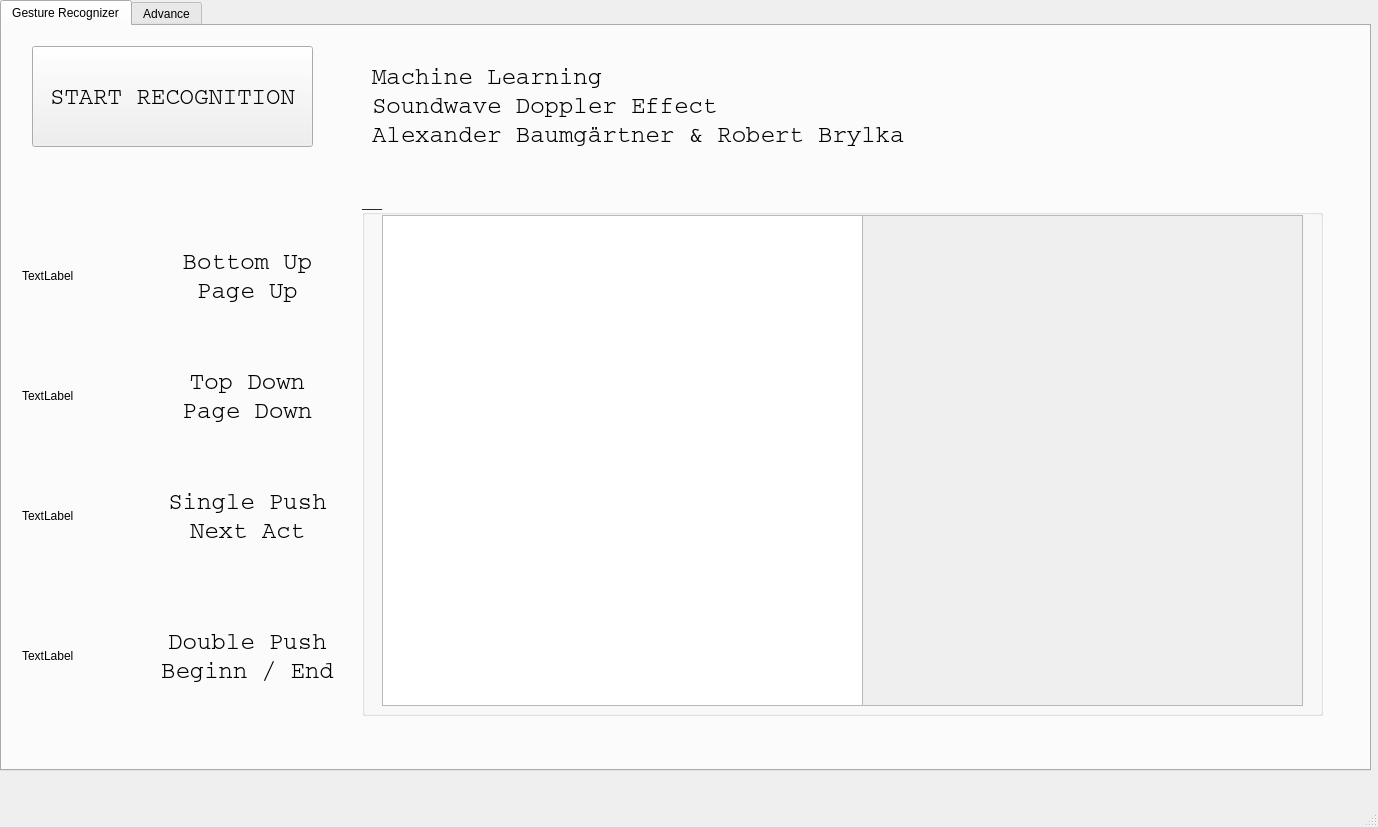
This is src/view/ui_kmeans.ui in daandres/ml_soundwave_doppler_effect as Qt 5 draws it before an edit. The edited form follows.
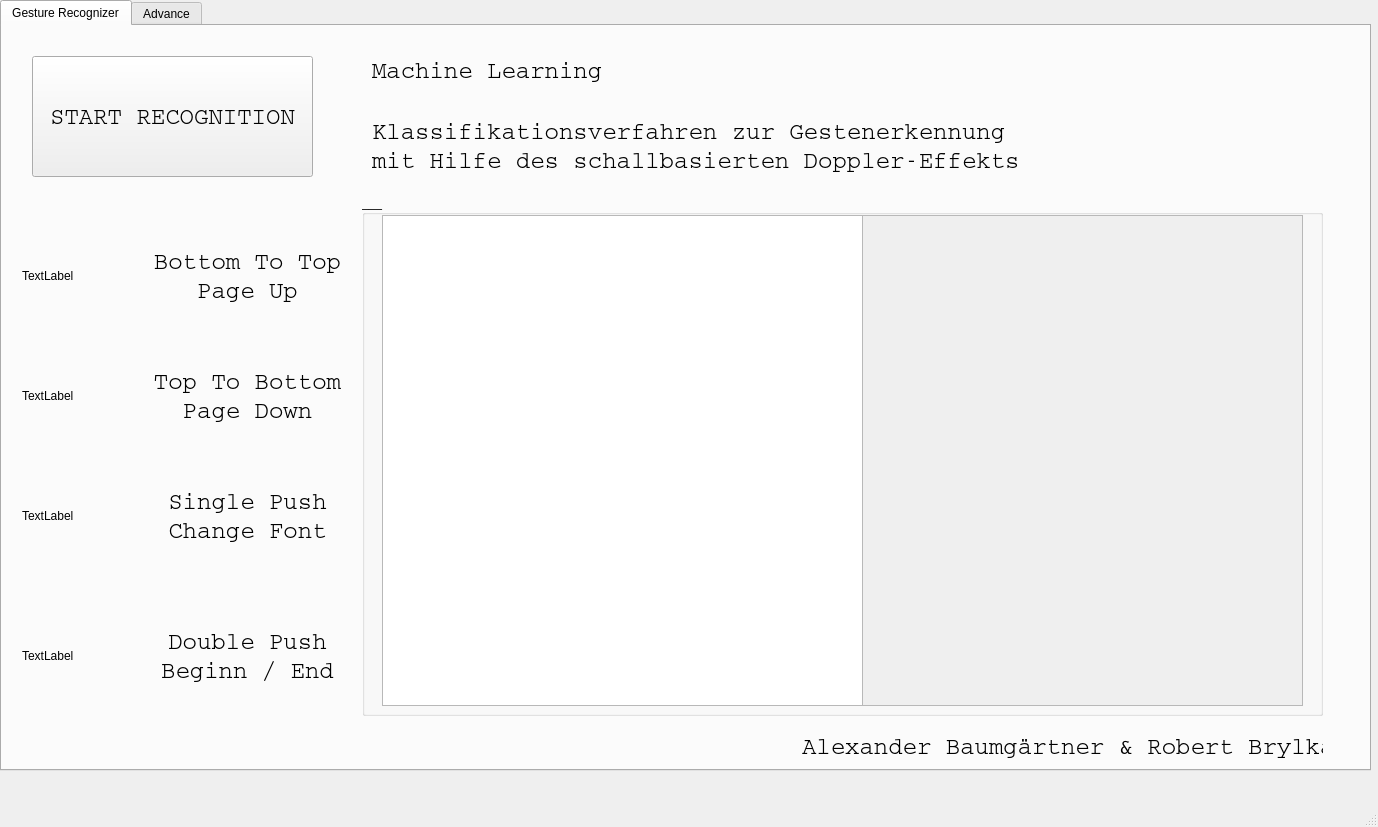
This is the edited form. Custom widgets are drawn as their Qt base class.

Commit message: kmeans cleanup step 2

Diff of the .ui file:
```diff
--- a/src/view/ui_kmeans.ui
+++ b/src/view/ui_kmeans.ui
@@ -93,9 +93,9 @@
       <property name="geometry">
        <rect>
         <x>30</x>
-        <y>20</y>
+        <y>30</y>
         <width>281</width>
-        <height>101</height>
+        <height>121</height>
        </rect>
       </property>
       <property name="styleSheet">
@@ -207,7 +207,7 @@
 }</string>
       </property>
       <property name="text">
-       <string>Top Down
+       <string>Top To Bottom
 Page Down</string>
       </property>
       <property name="alignment">
@@ -234,7 +234,7 @@
 }</string>
       </property>
       <property name="text">
-       <string>Bottom Up
+       <string>Bottom To Top
 Page Up</string>
       </property>
       <property name="alignment">
@@ -259,7 +259,7 @@
       </property>
       <property name="text">
        <string>Single Push
-Next Act</string>
+Change Font</string>
       </property>
       <property name="alignment">
        <set>Qt::AlignCenter</set>
@@ -271,7 +271,7 @@
         <x>370</x>
         <y>30</y>
         <width>951</width>
-        <height>100</height>
+        <height>30</height>
        </rect>
       </property>
       <property name="styleSheet">
@@ -282,9 +282,48 @@
 }</string>
       </property>
       <property name="text">
-       <string>Machine Learning
-Soundwave Doppler Effect
-Alexander Baumgärtner &amp; Robert Brylka</string>
+       <string>Machine Learning</string>
+      </property>
+     </widget>
+     <widget class="QLabel" name="headline_lb_2">
+      <property name="geometry">
+       <rect>
+        <x>370</x>
+        <y>80</y>
+        <width>951</width>
+        <height>81</height>
+       </rect>
+      </property>
+      <property name="styleSheet">
+       <string notr="true">QLabel {
+	font-size: 18pt;
+	font-family: Courier;
+
+}</string>
+      </property>
+      <property name="text">
+       <string>Klassifikationsverfahren zur Gestenerkennung
+mit Hilfe des schallbasierten Doppler-Effekts</string>
+      </property>
+     </widget>
+     <widget class="QLabel" name="headline_lb_3">
+      <property name="geometry">
+       <rect>
+        <x>800</x>
+        <y>700</y>
+        <width>521</width>
+        <height>41</height>
+       </rect>
+      </property>
+      <property name="styleSheet">
+       <string notr="true">QLabel {
+	font-size: 18pt;
+	font-family: Courier;
+
+}</string>
+      </property>
+      <property name="text">
+       <string>Alexander Baumgärtner &amp; Robert Brylka</string>
       </property>
      </widget>
     </widget>
```
The commit also changes 18 other files.
